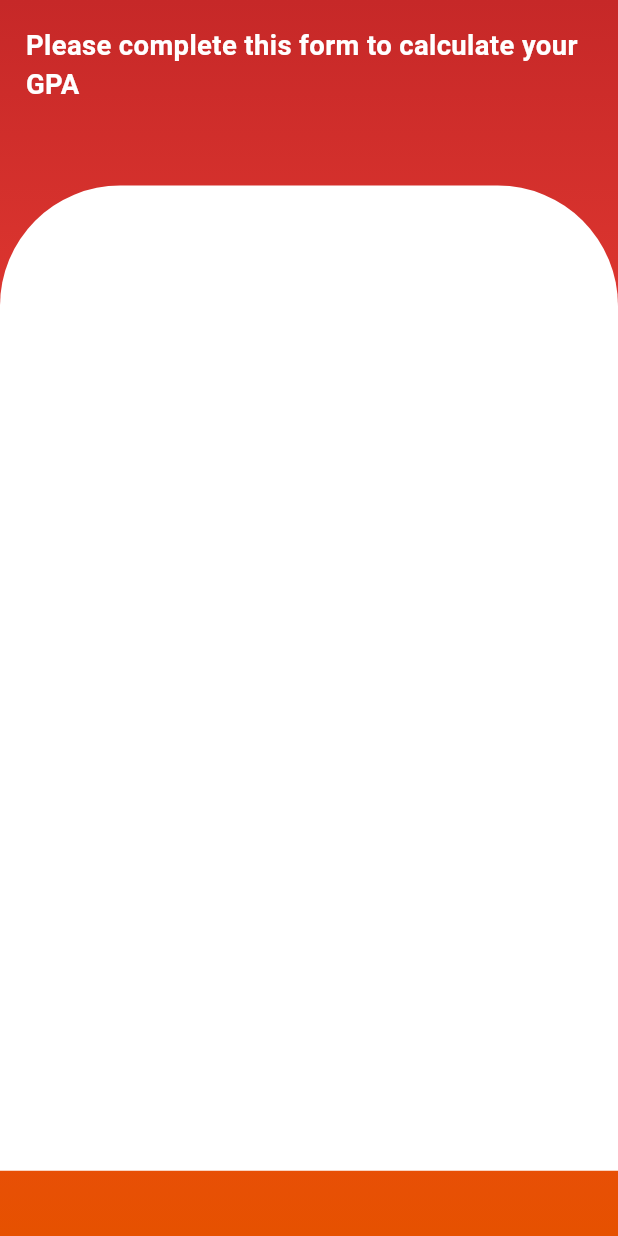
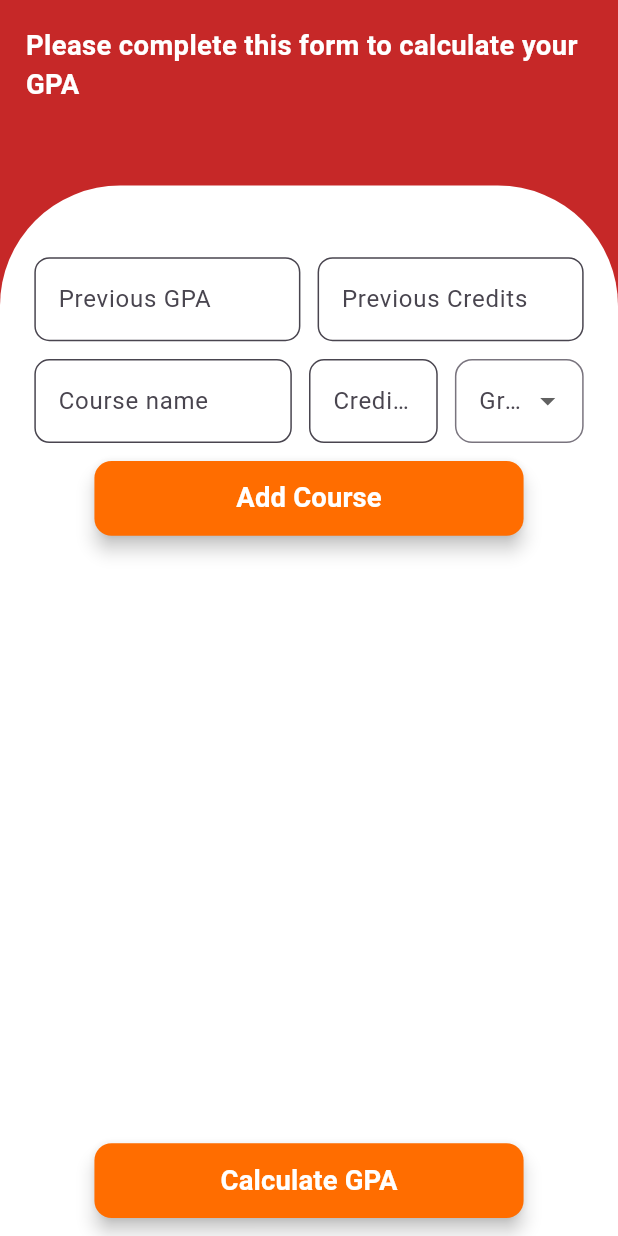
Before and after one commit to georgesalah00/gpa_calculator_flutter, a Flutter app: the CalculatingScreen screen opened by its route, on a phone screen of 412 x 824 dp. Run offline on Flutter 3.47's test engine with Material 3 defaults, Android fonts, the phone set to English and light mode, and no system bars; our stand-ins replace bloc, flutter_bloc, flutter_screenutil.

Commit message:
almost ending the calculating page

```diff
--- a/lib/core/helpers/screen_spacing.dart
+++ b/lib/core/helpers/screen_spacing.dart
@@ -1,7 +1,7 @@
 import 'package:flutter/material.dart';
 import 'package:flutter_screenutil/flutter_screenutil.dart';
 
-class ScreenSpacing {
+abstract class ScreenSpacing {
   static SizedBox horizontalSpacing(double width) => SizedBox(
         width: width.w,
       );
--- a/lib/core/theme/decorations.dart
+++ b/lib/core/theme/decorations.dart
@@ -24,8 +24,10 @@ class Decorations {
         padding: EdgeInsets.symmetric(vertical: 10.h),
       );
 
-  static Widget dialogDecoration({required Widget child, required double height, required double radius}) => Container(
-      height: height.h,
+  static Widget dialogDecoration(
+          {required Widget child, double? height, required double radius}) =>
+      Container(
+          height: height != null ? height.h : 0.0,
           width: double.infinity,
           decoration: BoxDecoration(
             color: Colors.white,
--- /dev/null
+++ b/lib/core/widgets/app_text_form_field.dart
@@ -0,0 +1,34 @@
+import 'package:flutter/material.dart';
+
+class AppTextFormField extends StatelessWidget {
+  final TextEditingController controller;
+  final String label;
+  final String? hintText;
+  final String? Function(String?) validate;
+  const AppTextFormField(
+      {super.key,
+      required this.controller,
+      required this.label,
+      this.hintText,
+      required this.validate});
+
+  @override
+  Widget build(BuildContext context) {
+    return TextFormField(
+      controller: controller,
+      decoration: InputDecoration(
+        labelText: label,
+        hintText: hintText,
+        border: OutlineInputBorder(
+          borderRadius: BorderRadius.circular(10),
+        ),
+        filled: true,
+        fillColor: Colors.white.withOpacity(0.8),
+      ),
+      keyboardType: label == 'Course name'
+          ? TextInputType.name
+          : const TextInputType.numberWithOptions(decimal: true),
+      validator: validate,
+    );
+  }
+}
--- a/lib/data/repository/gpa_repository.dart
+++ b/lib/data/repository/gpa_repository.dart
@@ -4,7 +4,6 @@ import 'package:gpa_calculator_flutter/data/models/course.dart';
 
 class GpaRepository {
   List<Course> _courses = [];
-  List<double> _coursesGPA = [];
   int _prevCredits = 0;
   double _prevGPA = 0.0;
 
@@ -39,20 +38,13 @@ class GpaRepository {
   }
 
   void addCourse(Course course) {
-    if (_courses.length <= 7) {
+    if (_courses.length < 7) {
       _courses.add(course);
     }
   }
 
-  void calculateCoursesGPa() {
-    for (var course in _courses) {
-      final double courseGPA = course.courseGPA;
-      _coursesGPA.add(courseGPA);
-    }
-  }
-
   String get totalGPA =>
-      (((_prevGPA * _prevGPA) + (_semisterCredits + semisterGPA)) /
-              (_prevCredits + _semisterTotalGPAPoints))
+      (((_prevGPA * _prevCredits) + (_semisterCredits + semisterGPA)) /
+              (_prevCredits + _semisterCredits))
           .toStringAsFixed(2);
 }
--- a/lib/gpa_calculator_app.dart
+++ b/lib/gpa_calculator_app.dart
@@ -15,7 +15,9 @@ class GpaCalculatorApp extends StatelessWidget {
       splitScreenMode: true,
       child: MaterialApp(
         title: 'GPA Calculator',
-        // theme: ThemeData(),
+        theme: ThemeData(
+          primaryColor: Colors.red.shade800,
+        ),
         initialRoute: Routes.welcomeScreen,
         onGenerateRoute: appRouter.onGenerateRoute,
       ),
--- a/lib/logic/bloc/course_bloc.dart
+++ b/lib/logic/bloc/course_bloc.dart
@@ -11,6 +11,7 @@ class CourseBloc extends Bloc<CourseEvent, CourseState> {
   final GpaRepository gR;
   CourseBloc(this.gR) : super(CourseInitial()) {
     on<AddCourse>(_handleAddCourse);
+    on<ClaculateGPA>(_handleCalculateGPA);
   }
 
   void _handleAddCourse(AddCourse event, Emitter<CourseState> emit) {
@@ -19,4 +20,11 @@ class CourseBloc extends Bloc<CourseEvent, CourseState> {
     gR.addCourse(course);
     emit(AddedCourse(courses: gR.courses));
   }
+
+  void _handleCalculateGPA(ClaculateGPA event, Emitter<CourseState> emit) {
+    gR.prevCredits = event.prevCredits;
+    gR.prevGPA = event.prevGPA;
+    final gpa = gR.totalGPA;
+    emit(GPACalculated(gpa: gpa));
+  }
 }
--- a/lib/logic/bloc/course_event.dart
+++ b/lib/logic/bloc/course_event.dart
@@ -11,3 +11,11 @@ class AddCourse extends CourseEvent  {
   AddCourse({required this.name, required this.credits, required this.grade});
 
 }
+
+class ClaculateGPA extends CourseEvent {
+  final int prevCredits;
+  final double prevGPA;
+
+  ClaculateGPA({required this.prevCredits, required this.prevGPA});
+
+}
--- a/lib/logic/bloc/course_state.dart
+++ b/lib/logic/bloc/course_state.dart
@@ -1,11 +1,19 @@
 part of 'course_bloc.dart';
 
 @immutable
-sealed class CourseState {}
+sealed class CourseState {
+  final List<Course>? courses;
+
+  const CourseState({this.courses});
+}
 
 final class CourseInitial extends CourseState {}
 
 final class AddedCourse extends CourseState{
-  final List<Course> courses;
-  AddedCourse({required this.courses});
+
+  const AddedCourse({required super.courses});
 }
+final class GPACalculated extends CourseState{
+  final String gpa;
+  const GPACalculated({required this.gpa});
+}
--- a/lib/presentation/screens/calculating_screen.dart
+++ b/lib/presentation/screens/calculating_screen.dart
@@ -5,6 +5,8 @@ import 'package:gpa_calculator_flutter/core/helpers/screen_spacing.dart';
 import 'package:gpa_calculator_flutter/core/theme/decorations.dart';
 import 'package:gpa_calculator_flutter/core/theme/styles.dart';
 import 'package:gpa_calculator_flutter/logic/bloc/course_bloc.dart';
+import 'package:gpa_calculator_flutter/presentation/widgets/course_form.dart';
+import 'package:gpa_calculator_flutter/presentation/widgets/course_tile.dart';
 
 class CalculatingScreen extends StatelessWidget {
   const CalculatingScreen({super.key});
@@ -12,10 +14,12 @@ class CalculatingScreen extends StatelessWidget {
   @override
   Widget build(BuildContext context) {
     return Scaffold(
-      body: SafeArea(
+      body: Container(
+        color: Colors.red.shade800,
+        child: SafeArea(
           child: BlocBuilder<CourseBloc, CourseState>(
             builder: (context, state) {
-            return Decorations.bodyContentDecoration(Column(
+              return Column(
                 children: [
                   Padding(
                     padding:
@@ -26,11 +30,50 @@ class CalculatingScreen extends StatelessWidget {
                     ),
                   ),
                   ScreenSpacing.verticalSpacing(30),
-                Decorations.dialogDecoration(
-                    child: Container(), height: 550, radius: 70),
+                  Expanded(
+                    child: Decorations.dialogDecoration(
+                        child: Padding(
+                          padding: EdgeInsets.only(
+                              top: 40.h, left: 20.w, right: 20.w),
+                          child: Column(
+                            mainAxisAlignment: MainAxisAlignment.spaceBetween,
+                            children: [
+                              const CourseForm(),
+                              ScreenSpacing.verticalSpacing(20),
+                              if (state.courses != null)
+                                Expanded(
+                                  child: ListView.builder(
+                                    itemCount: state.courses!.length,
+                                    itemBuilder: (context, index) => CourseTile(
+                                      course: state.courses![index],
+                                    ),
+                                  ),
+                                ),
+                              ScreenSpacing.verticalSpacing(10),
+                              Container(
+                                width: 250.w,
+                                padding: EdgeInsets.symmetric(vertical: 10.h),
+                                child: ElevatedButton(
+                                  onPressed: state.courses != null ? () {} : (){
+                                    // TODO: continue from here
+                                    // context.read<CourseBloc>().add(ClaculateGPA());
+                                  },
+                                  style: Decorations.orangeButtonStyle(),
+                                  child: Text(
+                                    'Calculate GPA',
+                                    style: Styles.font16WhiteBold,
+                                  ),
+                                ),
+                              )
                             ],
-            ));
+                          ),
+                        ),
+                        radius: 70),
+                  ),
+                ],
+              );
             },
+          ),
         ),
       ),
     );
--- /dev/null
+++ b/lib/presentation/widgets/course_form.dart
@@ -0,0 +1,208 @@
+import 'package:flutter/material.dart';
+import 'package:flutter_bloc/flutter_bloc.dart';
+import 'package:flutter_screenutil/flutter_screenutil.dart';
+import 'package:gpa_calculator_flutter/core/helpers/enums.dart';
+import 'package:gpa_calculator_flutter/core/helpers/screen_spacing.dart';
+import 'package:gpa_calculator_flutter/core/theme/decorations.dart';
+import 'package:gpa_calculator_flutter/core/theme/styles.dart';
+import 'package:gpa_calculator_flutter/core/widgets/app_text_form_field.dart';
+import 'package:gpa_calculator_flutter/logic/bloc/course_bloc.dart';
+
+class CourseForm extends StatefulWidget {
+  const CourseForm({super.key});
+
+  @override
+  State<CourseForm> createState() => _CourseFormState();
+}
+
+class _CourseFormState extends State<CourseForm> {
+  final _formKey = GlobalKey<FormState>();
+
+  final TextEditingController _currentCreditsController =
+      TextEditingController();
+  final TextEditingController _totalGpaController = TextEditingController();
+  final TextEditingController _nameController = TextEditingController();
+  final TextEditingController _previousCreditsController =
+      TextEditingController();
+  GPAGrade? _selectedGrade;
+
+  @override
+  void dispose() {
+    _previousCreditsController.dispose();
+    _totalGpaController.dispose();
+    _nameController.dispose();
+    _currentCreditsController.dispose();
+    super.dispose();
+  }
+
+  @override
+  Widget build(BuildContext context) {
+    return Form(
+      key: _formKey,
+      child: Column(
+        mainAxisSize: MainAxisSize.min,
+        children: [
+          Row(
+            children: [
+              Expanded(
+                child: AppTextFormField(
+                  controller: _totalGpaController,
+                  label: 'Previous GPA',
+                  hintText: 'Write the course name or its id',
+                  validate: (name) {
+                    if (name == null || name.isEmpty) {
+                      return 'please enter your previous total GPA, if you haven\'t just type 0';
+                    }
+                    return null;
+                  },
+                ),
+              ),
+              ScreenSpacing.horizontalSpacing(10),
+              Expanded(
+                child: AppTextFormField(
+                  controller: _previousCreditsController,
+                  label: 'Previous Credits',
+                  validate: _validateCreditsFormField,
+                ),
+              ),
+            ],
+          ),
+          ScreenSpacing.verticalSpacing(10),
+          Row(
+            children: [
+              Expanded(
+                flex: 4,
+                child: AppTextFormField(
+                  controller: _nameController,
+                  label: 'Course name',
+                  validate: (name) {
+                    if (name == null || name.isEmpty) {
+                      return 'Please enter the course name or its id';
+                    }
+                    return null;
+                  },
+                ),
+              ),
+              ScreenSpacing.horizontalSpacing(10),
+              Expanded(
+                flex: 2,
+                child: AppTextFormField(
+                  controller: _currentCreditsController,
+                  label: 'Credits',
+                  validate: _validateCreditsFormField,
+                ),
+              ),
+              ScreenSpacing.horizontalSpacing(10),
+              _buildDropdownForm()
+            ],
+          ),
+          ScreenSpacing.verticalSpacing(10),
+          SizedBox(
+            width: 250.w,
+            child: ElevatedButton(
+              onPressed: () {
+                if (_formKey.currentState!.validate()) {
+                  String name = _nameController.text;
+
+                  int credits = int.parse(_currentCreditsController.text);
+
+                  context.read<CourseBloc>().add(AddCourse(
+                      name: name, credits: credits, grade: _selectedGrade!));
+                }
+              },
+              style: Decorations.orangeButtonStyle(),
+              child: SizedBox(
+                child: Text(
+                  'Add Course',
+                  style: Styles.font16WhiteBold,
+                ),
+              ),
+            ),
+          )
+        ],
+      ),
+    );
+  }
+
+  Expanded _buildDropdownForm() {
+    return Expanded(
+      flex: 2,
+      child: DropdownButtonFormField(
+        value: _selectedGrade,
+        decoration: InputDecoration(
+          labelText: 'Grade',
+          border: OutlineInputBorder(borderRadius: BorderRadius.circular(10.r)),
+        ),
+        items: const [
+          DropdownMenuItem(
+            value: GPAGrade.APlus,
+            child: Text('A+'),
+          ),
+          DropdownMenuItem(
+            value: GPAGrade.A,
+            child: Text('A'),
+          ),
+          DropdownMenuItem(
+            value: GPAGrade.AMinus,
+            child: Text('A-'),
+          ),
+          DropdownMenuItem(
+            value: GPAGrade.BPlus,
+            child: Text('B+'),
+          ),
+          DropdownMenuItem(
+            value: GPAGrade.B,
+            child: Text('B'),
+          ),
+          DropdownMenuItem(
+            value: GPAGrade.BMinus,
+            child: Text('B-'),
+          ),
+          DropdownMenuItem(
+            value: GPAGrade.CPlus,
+            child: Text('C+'),
+          ),
+          DropdownMenuItem(
+            value: GPAGrade.C,
+            child: Text('C'),
+          ),
+          DropdownMenuItem(
+            value: GPAGrade.CMinus,
+            child: Text('C-'),
+          ),
+          DropdownMenuItem(
+            value: GPAGrade.DPlus,
+            child: Text('D+'),
+          ),
+          DropdownMenuItem(
+            value: GPAGrade.D,
+            child: Text('D'),
+          ),
+          DropdownMenuItem(
+            value: GPAGrade.F,
+            child: Text('F'),
+          ),
+        ],
+        onChanged: (GPAGrade? grade) {
+          _selectedGrade = grade!;
+        },
+        validator: (grade) {
+          if (grade == null || _selectedGrade == null) {
+            return 'please enter your grade';
+          }
+          return null;
+        },
+      ),
+    );
+  }
+
+  String? _validateCreditsFormField(credits) {
+    if (credits == null || credits.isEmpty) {
+      return 'Please enter the number of credits. if you haven\'t just type 0';
+    } else if (credits.contains('.')) {
+      return 'You can\'t type your credits as a decimal number . please type your credits right ';
+    }
+
+    return null;
+  }
+}
--- /dev/null
+++ b/lib/presentation/widgets/course_tile.dart
@@ -0,0 +1,54 @@
+import 'package:flutter/material.dart';
+import 'package:flutter_screenutil/flutter_screenutil.dart';
+import 'package:gpa_calculator_flutter/core/theme/styles.dart';
+import 'package:gpa_calculator_flutter/data/models/course.dart';
+
+class CourseTile extends StatelessWidget {
+  final Course course;
+  const CourseTile({super.key, required this.course});
+
+  @override
+  Widget build(BuildContext context) {
+    return ListTile(
+      titleTextStyle: Styles.font20Black,
+      leading: const Icon(
+        Icons.book,
+        color: Colors.amberAccent,
+      ),
+      subtitleTextStyle: Styles.font12grey,
+      title: Text(course.name),
+      subtitle: Text('Number of Credits: ${course.credits}'),
+      trailing: Row(
+        mainAxisSize: MainAxisSize.min,
+        children: [
+          Container(
+              alignment: Alignment.center,
+              width: 30.w,
+              height: 30.h,
+              decoration: BoxDecoration(
+                borderRadius: BorderRadius.circular(10.r),
+                color: _getColorByName(course.grade.name),
+              ),
+              child: Text(
+                course.grade.name,
+                style: Styles.font16WhiteBold,
+              )),
+        ],
+      ),
+    );
+  }
+
+  Color _getColorByName(String name) {
+    if (name.contains('A')) {
+      return Colors.green;
+    } else if (name.contains('B')) {
+      return Colors.yellow;
+    } else if (name.contains('C')) {
+      return Colors.orange;
+    } else if (name.contains('D')) {
+      return Colors.orange.shade800;
+    } else {
+      return Colors.red;
+    }
+  }
+}
```
Lines whose indentation alone changed are shown as unchanged.
